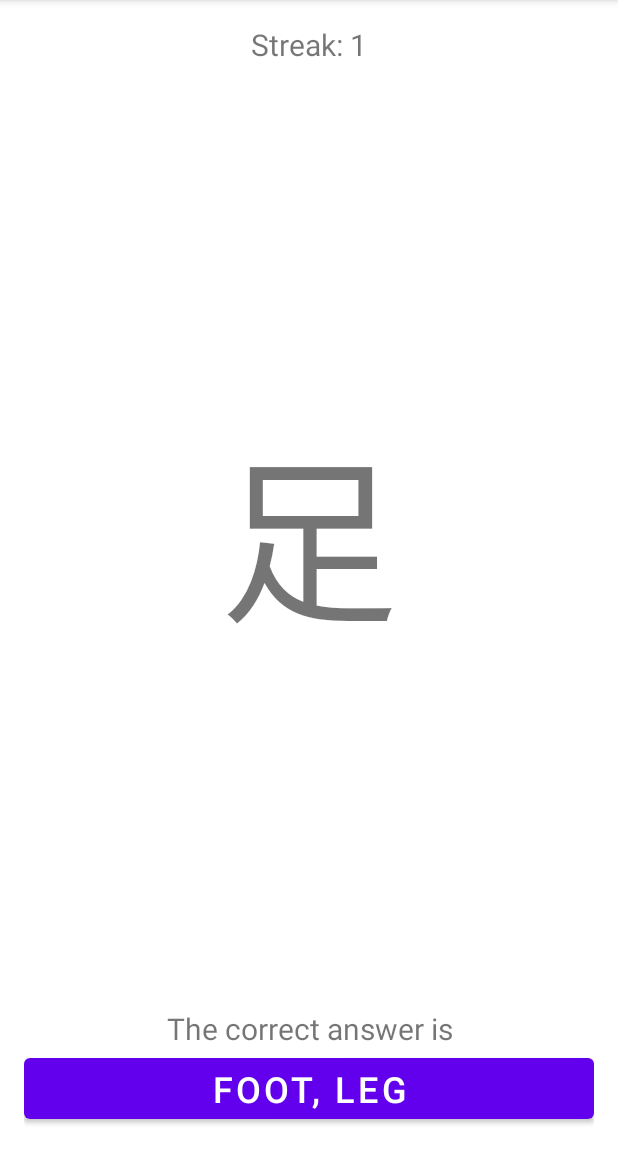
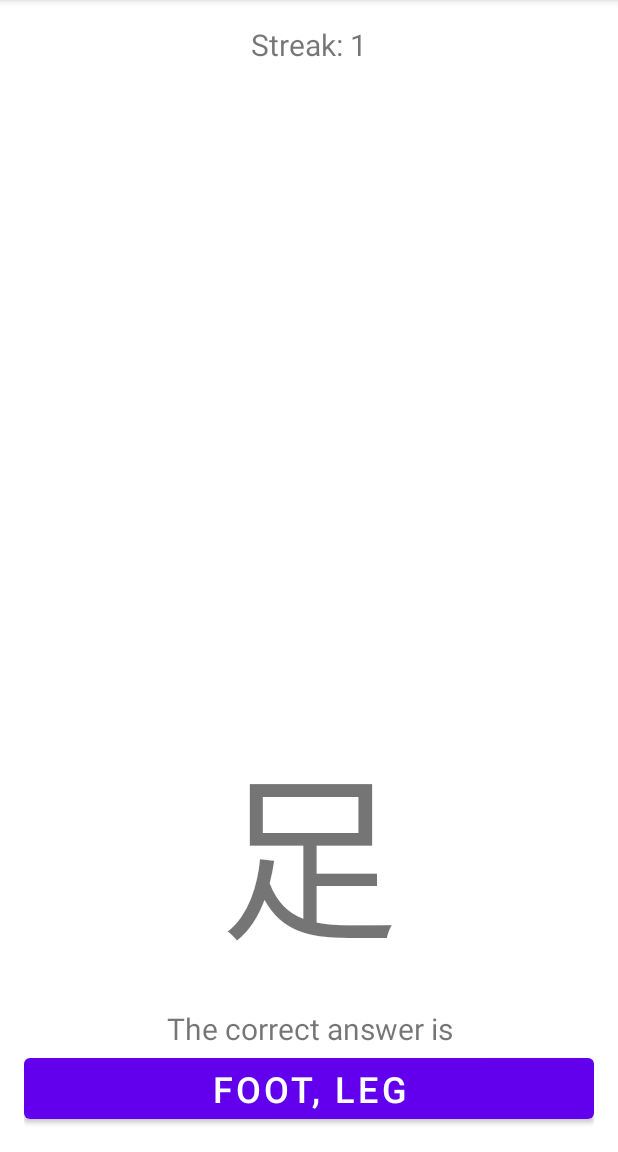
Before and after one commit to hathibelagal-dev/MyKanji, an Android app: the screen it shows after launch (MainActivity), on a phone screen of 412 x 824 dp, the part 84-1236 px from its top. Run offline under Robolectric (Android 15) with nearby library versions, the phone set to English and light mode, and no system bars.

Commit message:
fix layout

```diff
--- a/app/src/main/res/layout/activity_main.xml
+++ b/app/src/main/res/layout/activity_main.xml
@@ -20,7 +20,8 @@
     <TextView
         android:layout_width="wrap_content"
         android:layout_height="wrap_content"
-        android:layout_centerInParent="true"
+        android:layout_centerHorizontal="true"
+        android:layout_above="@+id/answer_choices"
         android:textSize="120sp"
         android:id="@+id/kanji_question"
         />
```
